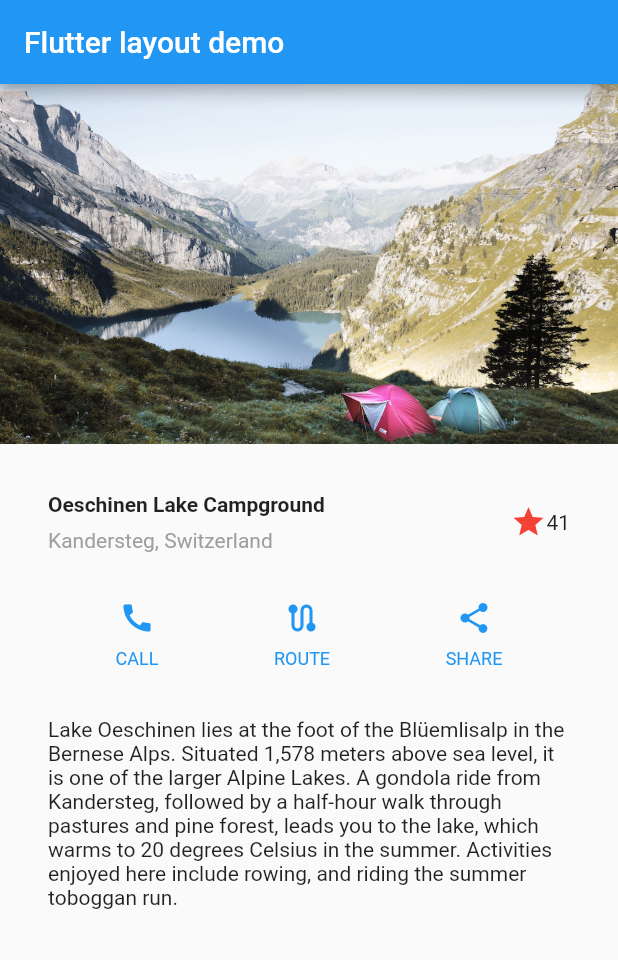
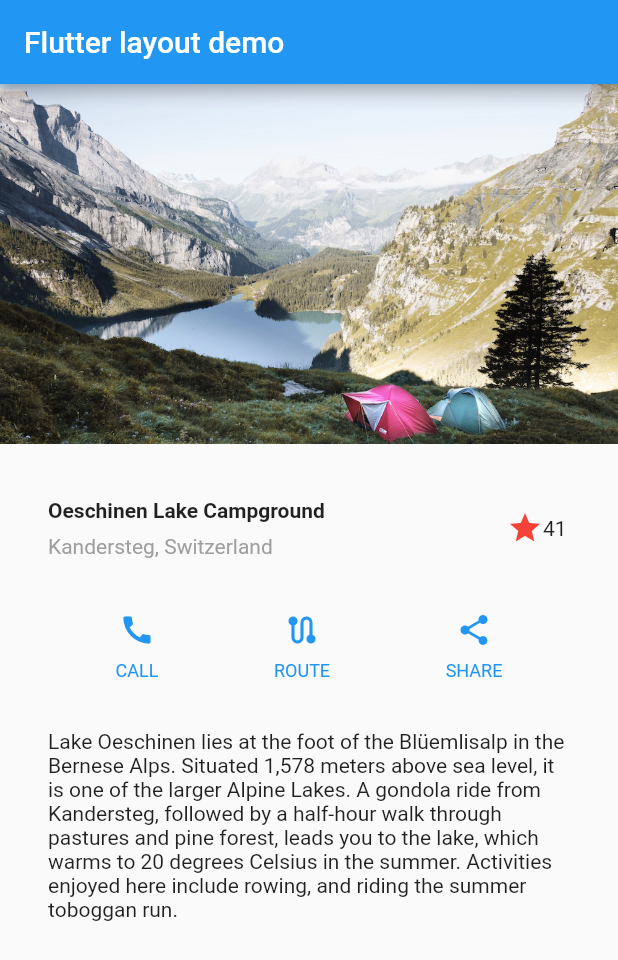
Before and after one commit to adamsechwa/Layouts, a Flutter app: the screen it shows after launch, on a phone screen of 412 x 824 dp. Shown: the top 960 px of the screen. Run offline on Flutter 3.47's test engine with Material 2 defaults, Android fonts, the phone set to English and light mode, and no system bars.

Commit message:
added widget interactivity

```diff
--- a/lib/main.dart
+++ b/lib/main.dart
@@ -11,7 +11,6 @@ class MyApp extends StatelessWidget {
   // This widget is the root of your application.
   @override
   Widget build(BuildContext context) {
-
     Widget titleSection = Container(
       padding: const EdgeInsets.all(32),
       child: Row(
@@ -37,11 +36,7 @@ class MyApp extends StatelessWidget {
         ],
       ),
     ),
-          Icon(
-            Icons.star,
-            color: Colors.red[500],
-          ),
-          const Text('41'),
+     const FavoriteWidget(),
     ],
     ),
     );
@@ -114,84 +109,66 @@ class MyApp extends StatelessWidget {
       ],
     );
   }
-
-
 }
 
-class MyHomePage extends StatefulWidget {
-  const MyHomePage({Key? key, required this.title}) : super(key: key);
-
-
-
-  final String title;
+  //Subclass StatefulWidget
+class FavoriteWidget extends StatefulWidget {
+  const FavoriteWidget({Key? key}) : super(key: key);
 
   @override
-  State<MyHomePage> createState() => _MyHomePageState();
+  _FavoriteWidgetState createState() => _FavoriteWidgetState();
 }
+// #enddocregion FavoriteWidget
 
-class _MyHomePageState extends State<MyHomePage> {
-  int _counter = 0;
+// #docregion _FavoriteWidgetState, _FavoriteWidgetState-fields, _FavoriteWidgetState-build
+class _FavoriteWidgetState extends State<FavoriteWidget> {
+  // #enddocregion _FavoriteWidgetState-build
+  bool _isFavorited = true;
+  int _favoriteCount = 41;
 
-  void _incrementCounter() {
+  // #enddocregion _FavoriteWidgetState-fields
+
+  // #docregion _toggleFavorite
+  void _toggleFavorite() {
     setState(() {
-      // This call to setState tells the Flutter framework that something has
-      // changed in this State, which causes it to rerun the build method below
-      // so that the display can reflect the updated values. If we changed
-      // _counter without calling setState(), then the build method would not be
-      // called again, and so nothing would appear to happen.
-      _counter++;
+      if (_isFavorited) {
+        _favoriteCount -= 1;
+        _isFavorited = false;
+      } else {
+        _favoriteCount += 1;
+        _isFavorited = true;
+      }
     });
   }
 
+  // #enddocregion _toggleFavorite
+
+  // #docregion _FavoriteWidgetState-build
   @override
   Widget build(BuildContext context) {
-    // This method is rerun every time setState is called, for instance as done
-    // by the _incrementCounter method above.
-    //
-    // The Flutter framework has been optimized to make rerunning build methods
-    // fast, so that you can just rebuild anything that needs updating rather
-    // than having to individually change instances of widgets.
-    return Scaffold(
-      appBar: AppBar(
-        // Here we take the value from the MyHomePage object that was created by
-        // the App.build method, and use it to set our appbar title.
-        title: Text(widget.title),
+    return Row(
+      mainAxisSize: MainAxisSize.min,
+      children: [
+        Container(
+          padding: const EdgeInsets.all(0),
+          child: IconButton(
+            padding: const EdgeInsets.all(0),
+            alignment: Alignment.centerRight,
+            icon: (_isFavorited
+                ? const Icon(Icons.star)
+                : const Icon(Icons.star_border)),
+            color: Colors.red[500],
+            onPressed: _toggleFavorite,
           ),
-      body: Center(
-        // Center is a layout widget. It takes a single child and positions it
-        // in the middle of the parent.
-        child: Column(
-          // Column is also a layout widget. It takes a list of children and
-          // arranges them vertically. By default, it sizes itself to fit its
-          // children horizontally, and tries to be as tall as its parent.
-          //
-          // Invoke "debug painting" (press "p" in the console, choose the
-          // "Toggle Debug Paint" action from the Flutter Inspector in Android
-          // Studio, or the "Toggle Debug Paint" command in Visual Studio Code)
-          // to see the wireframe for each widget.
-          //
-          // Column has various properties to control how it sizes itself and
-          // how it positions its children. Here we use mainAxisAlignment to
-          // center the children vertically; the main axis here is the vertical
-          // axis because Columns are vertical (the cross axis would be
-          // horizontal).
-          mainAxisAlignment: MainAxisAlignment.center,
-          children: <Widget>[
-            const Text(
-              'You have pushed the button this many times:',
         ),
-            Text(
-              '$_counter',
-              style: Theme.of(context).textTheme.headline4,
+        SizedBox(
+          width: 18,
+          child: SizedBox(
+            child: Text('$_favoriteCount'),
+          ),
         ),
       ],
-        ),
-      ),
-      floatingActionButton: FloatingActionButton(
-        onPressed: _incrementCounter,
-        tooltip: 'Increment',
-        child: const Icon(Icons.add),
-      ), // This trailing comma makes auto-formatting nicer for build methods.
     );
   }
+// #docregion _FavoriteWidgetState-fields
 }
```
Lines whose indentation alone changed are shown as unchanged.
